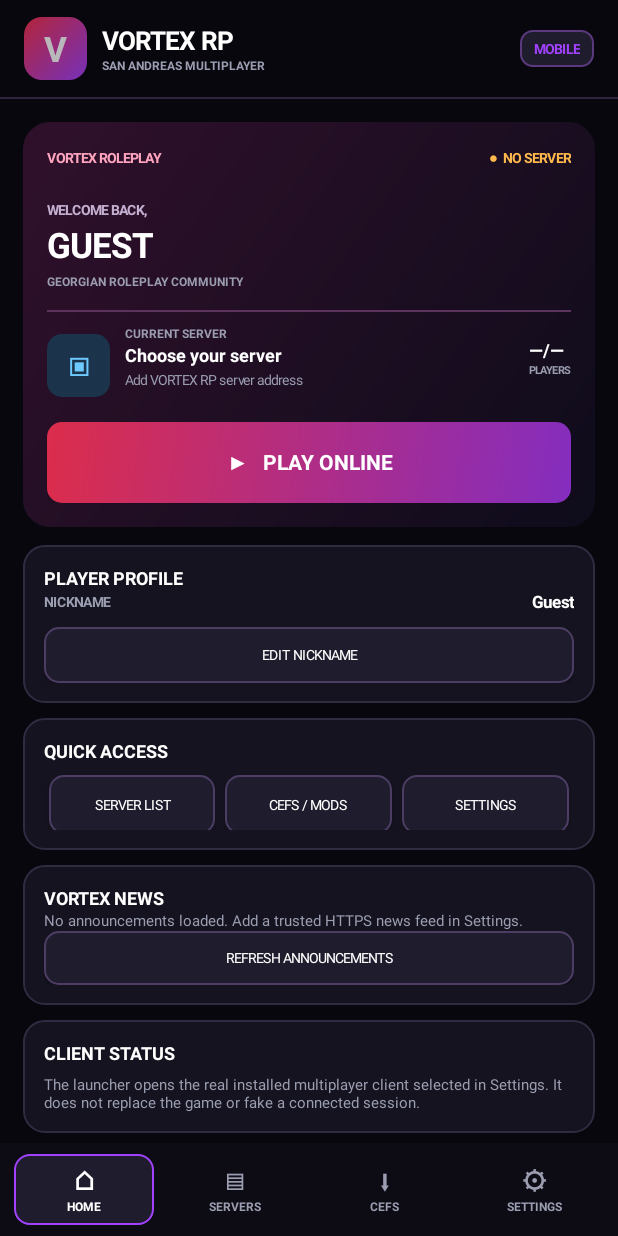
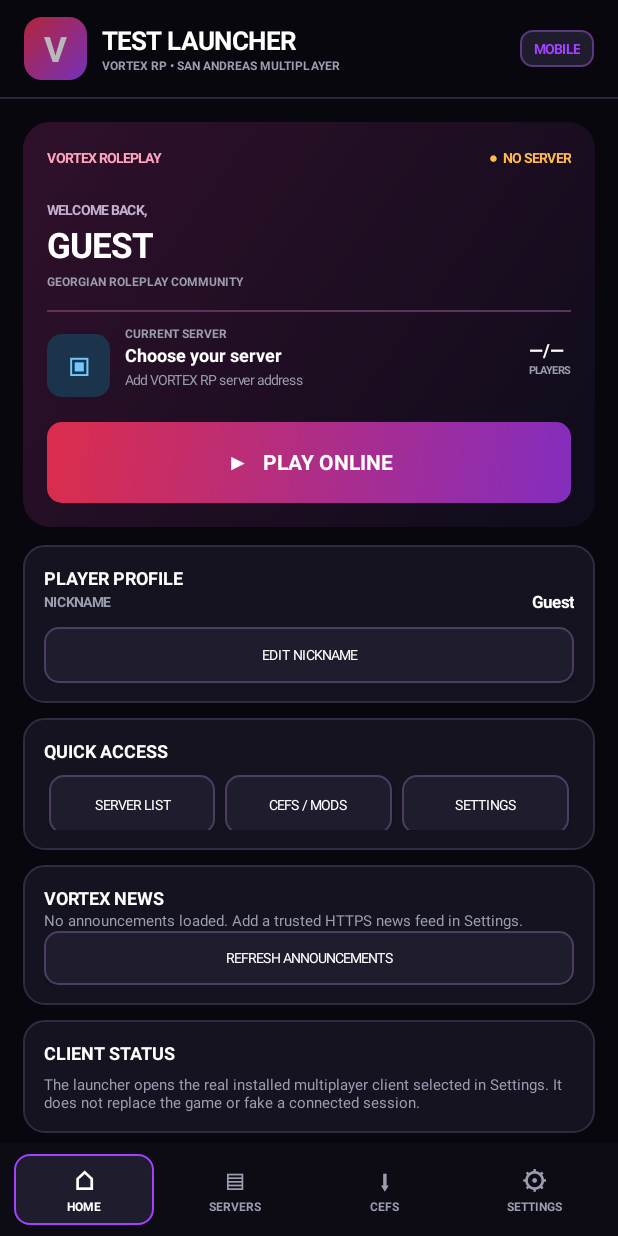
Before and after one commit to shaandri2-rgb/Vortex-RP-mobile-app, an Android app: the screen it shows after launch (MainActivity), on a phone screen of 412 x 824 dp. Run offline under Robolectric (Android 15) with nearby library versions, the phone set to English and light mode, and no system bars.

Commit message:
Configure Test launcher Android app

```diff
--- a/app/src/main/java/com/vortexrp/mobile/MainActivity.java
+++ b/app/src/main/java/com/vortexrp/mobile/MainActivity.java
@@ -203,8 +203,8 @@ public class MainActivity extends Activity {
 
         LinearLayout brand = column();
         brand.setPadding(dp(10), 0, 0, 0);
-        brand.addView(label("VORTEX RP", 17, Color.WHITE, true));
-        brand.addView(label("SAN ANDREAS MULTIPLAYER", 8, MUTED, true));
+        brand.addView(label("TEST LAUNCHER", 17, Color.WHITE, true));
+        brand.addView(label("VORTEX RP • SAN ANDREAS MULTIPLAYER", 8, MUTED, true));
         bar.addView(brand, new LinearLayout.LayoutParams(0, -2, 1));
 
         TextView status = label("MOBILE", 9, PURPLE, true);
```
